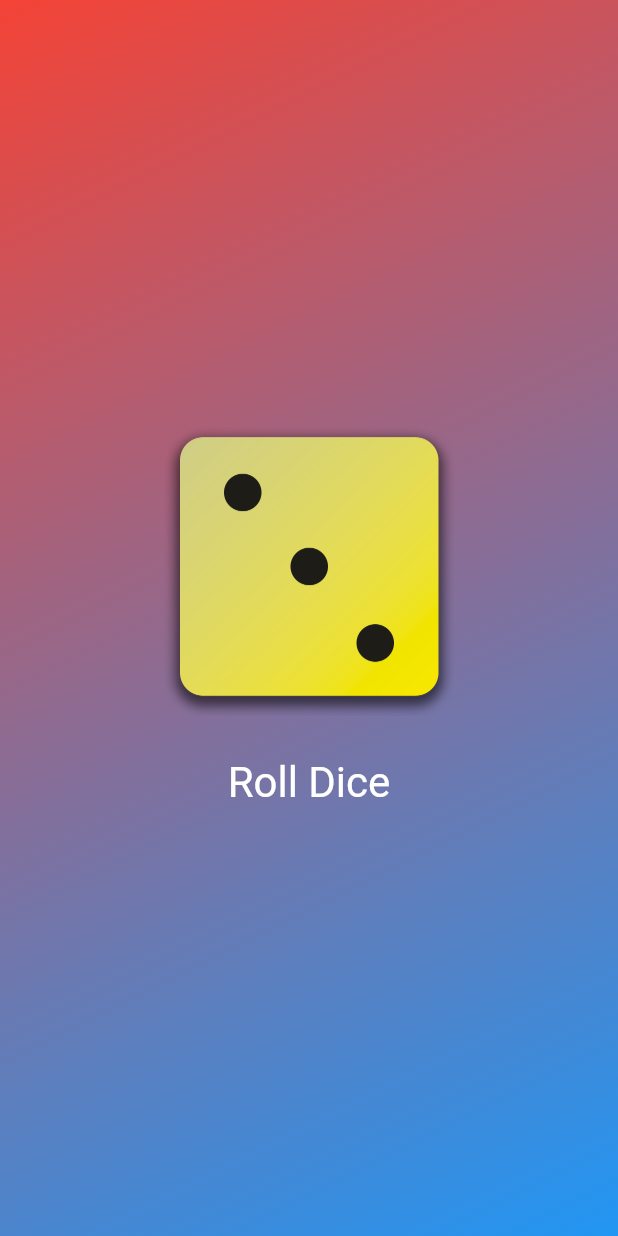
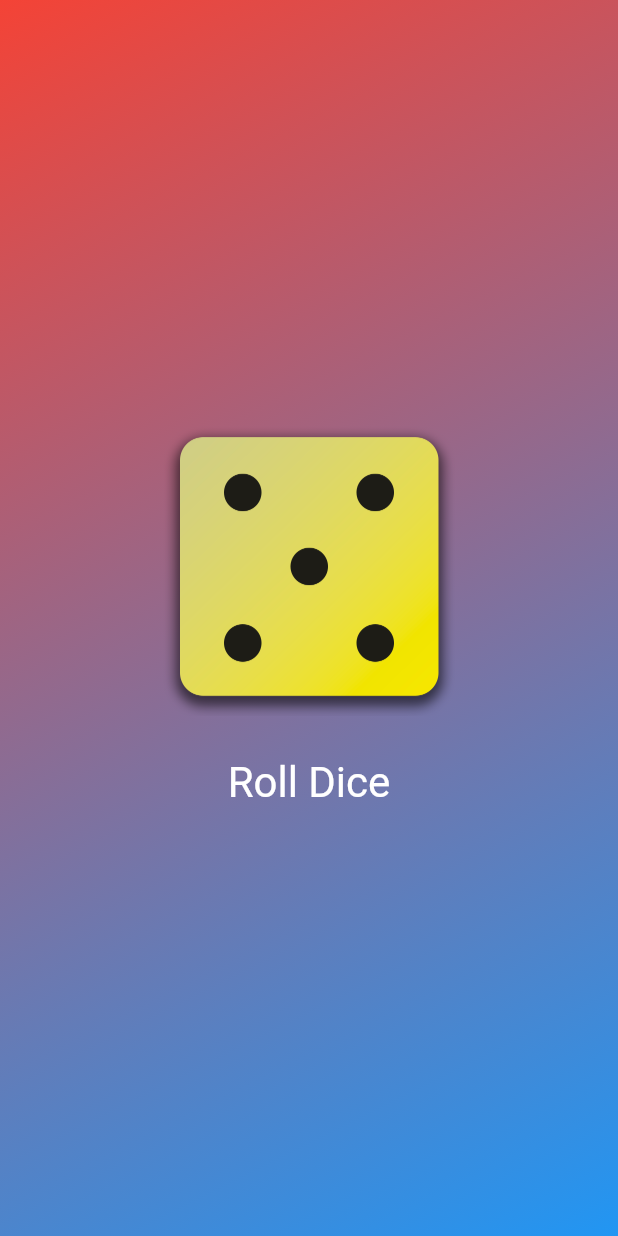
Before and after one commit to Charlyperez04/flutter_dice_app, a Flutter app: the screen it shows after launch, after a tap on "Roll Dice", on a phone screen of 412 x 824 dp. Run offline on Flutter 3.47's test engine with Material 3 defaults, Android fonts, the phone set to English and light mode, and no system bars.

Commit message:
Final commit

```diff
--- a/lib/dice_roller.dart
+++ b/lib/dice_roller.dart
@@ -1,5 +1,8 @@
+import 'dart:math';
+
 import 'package:flutter/material.dart';
 
+final randomizer = Random();
 class DiceRoller extends StatefulWidget {
   const DiceRoller({super.key});
 
@@ -10,11 +13,11 @@ class DiceRoller extends StatefulWidget {
 }
 
 class _DiceRollerState extends State<DiceRoller> {
-  var activeDiceImage = 'assets/images/dice-3.png';
+  var currentDiceRoll = 2;
 
   void rollDice() {
     setState(() {
-    activeDiceImage = 'assets/images/dice-3.png';
+      currentDiceRoll = randomizer.nextInt(6) + 1;
     });
   }
 
@@ -24,7 +27,7 @@ class _DiceRollerState extends State<DiceRoller> {
       mainAxisSize: MainAxisSize.min,
       children: [
         Image.asset(
-          activeDiceImage,
+          'assets/images/dice-$currentDiceRoll.png',
           width: 200,
         ),
         const SizedBox(height: 20),
```
